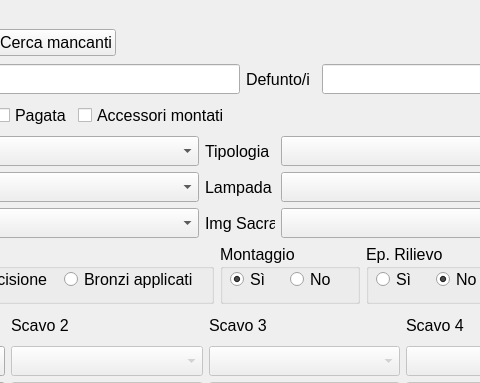
The window that Tomb.ui (LuigiCaradonna/funeraria) describes before a commit, drawn with Qt 5; both pictures show x 197 to 677 and y 0 to 383 of the 1200 by 690 pixel window.
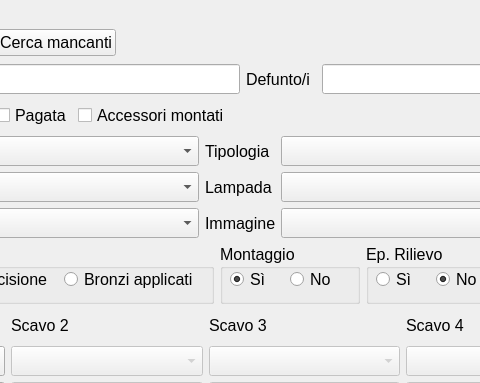
The same window after the commit.

What changed in the file:
```diff
--- a/Tomb.ui
+++ b/Tomb.ui
@@ -619,7 +619,7 @@
               </size>
              </property>
              <property name="text">
-              <string>Img Sacra</string>
+              <string>Immagine</string>
              </property>
             </widget>
            </item>
```
Left out of the diff: 4 changed lines with no effect on the pictures.
